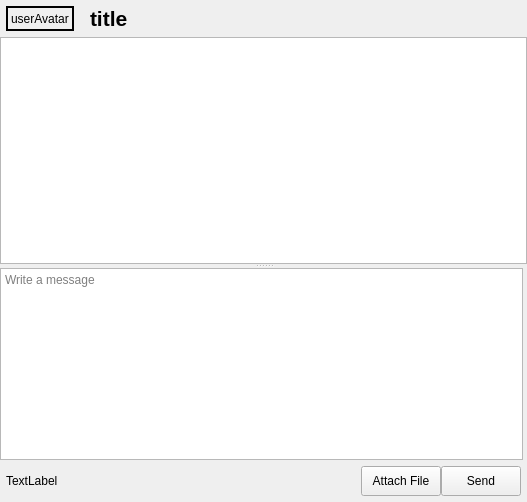
This is sources/chat-area/ChatArea.ui in nuclear868/mattermost-qt as Qt 5 draws it before an edit. The edited form follows.
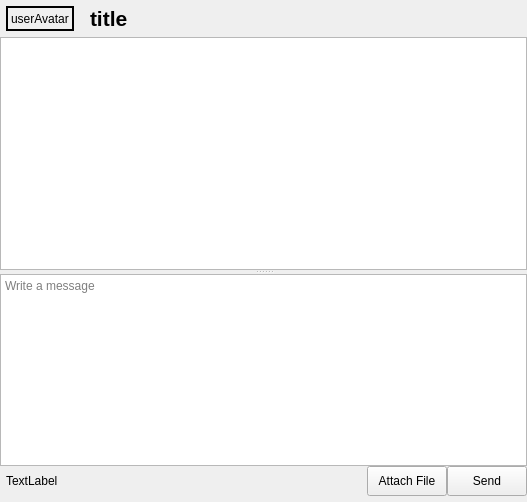
This is the edited form. Custom widgets are drawn as their Qt base class.

Commit message: Add version number and add 'about' window

Diff of the .ui file:
```diff
--- a/sources/chat-area/ChatArea.ui
+++ b/sources/chat-area/ChatArea.ui
@@ -146,7 +146,7 @@
         <enum>QLayout::SetMaximumSize</enum>
        </property>
        <property name="rightMargin">
-        <number>4</number>
+        <number>0</number>
        </property>
        <property name="bottomMargin">
         <number>0</number>
@@ -204,10 +204,10 @@
       <number>6</number>
      </property>
      <property name="topMargin">
-      <number>6</number>
+      <number>0</number>
      </property>
      <property name="rightMargin">
-      <number>6</number>
+      <number>0</number>
      </property>
      <property name="bottomMargin">
       <number>6</number>
```
The commit also changes 4 other files.
